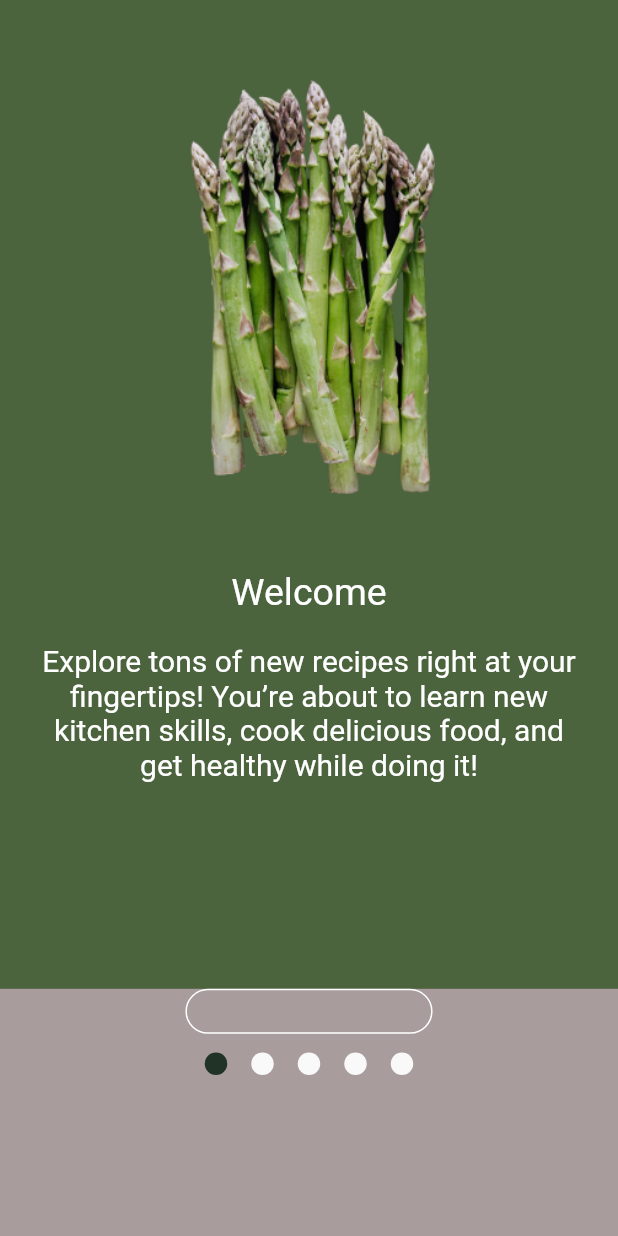
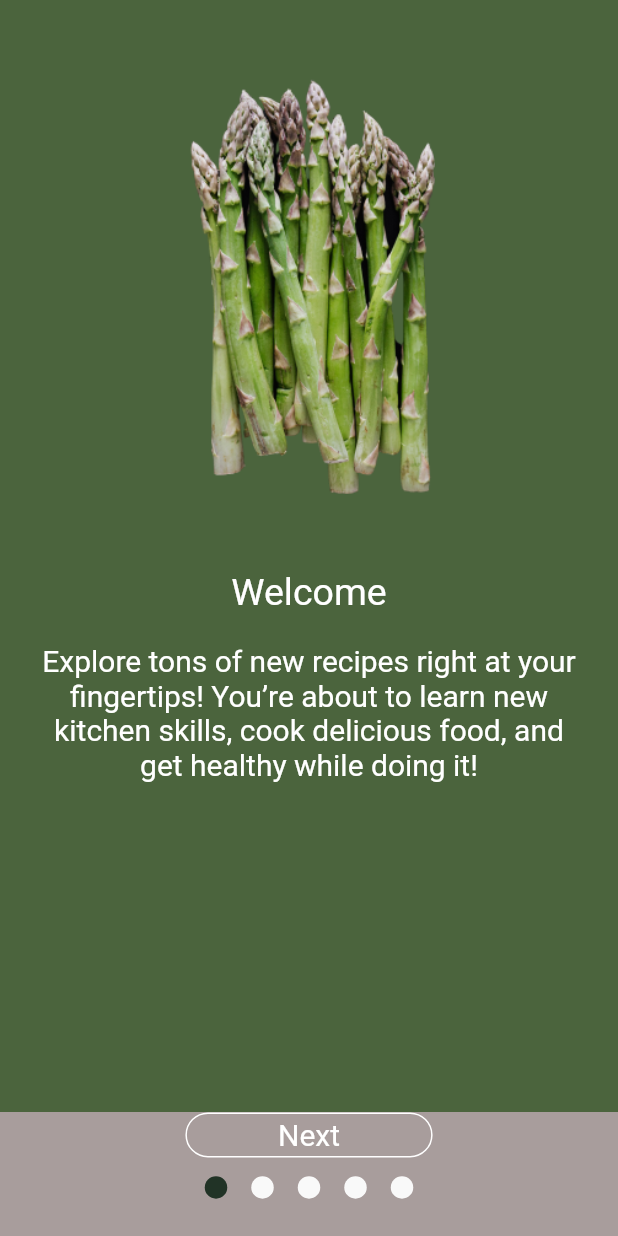
Before and after one commit to artur121255/CureAlife-dev, a Flutter app: the screen it shows after launch, on a phone screen of 412 x 824 dp. Run offline on Flutter 3.47's test engine with Material 2 defaults, Android fonts, the phone set to English and light mode, and no system bars; drawn by our look-alikes of smooth_page_indicator; our stand-ins replace firebase_auth, firebase_core, google_fonts, open_file, shared_preferences; missing offline and left inert: syncfusion_flutter_xlsio; accounts and stored records are empty.

Commit message:
fixOnBoarding

```diff
--- a/lib/pages/starterOnBoarding2.dart
+++ b/lib/pages/starterOnBoarding2.dart
@@ -62,7 +62,7 @@ class StarterOnBoardingState extends State<StarterOnBoarding> {
             // physics: const AlwaysScrollableScrollPhysics(),
             children: [
               SizedBox(
-                height: MediaQuery.of(context).size.height * 0.8,
+                height: MediaQuery.of(context).size.height * 0.9,
                 child: PageView(
                   controller: _controller,
                   children: <Widget>[
@@ -83,7 +83,6 @@ class StarterOnBoardingState extends State<StarterOnBoarding> {
                       child: Container(
                         width: MediaQuery.of(context).size.width * 0.4,
                         height: 30,
-                        padding: EdgeInsets.all(20),
                         alignment: Alignment.center,
 
                         // alignment: Alignment.center,
```
